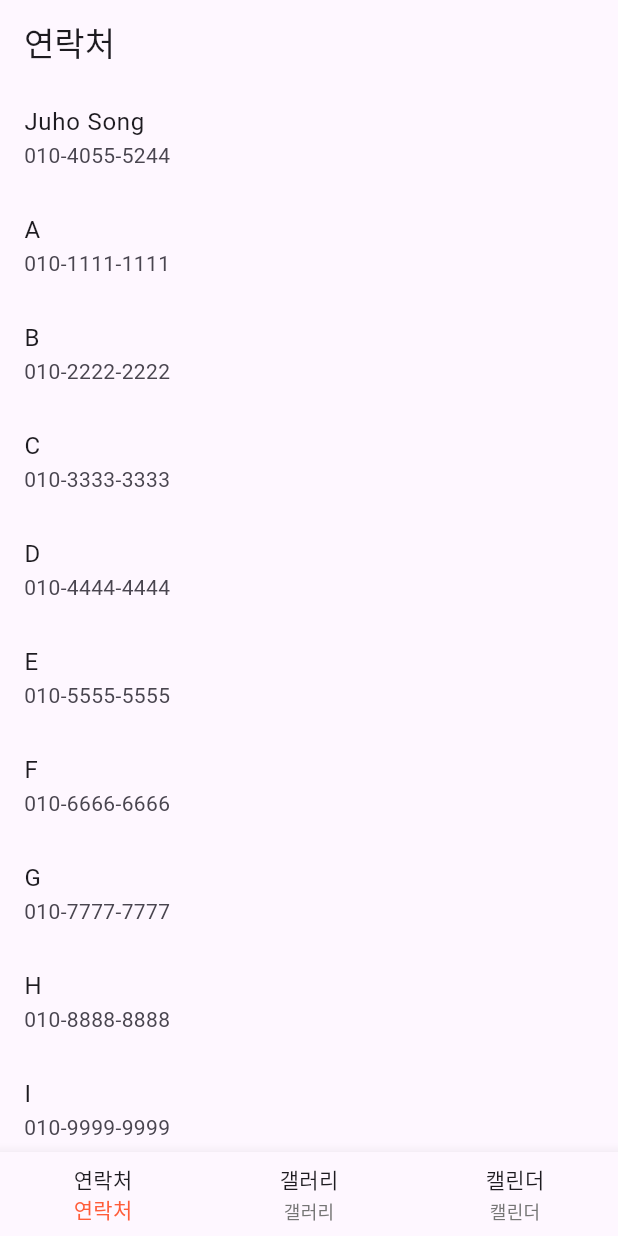
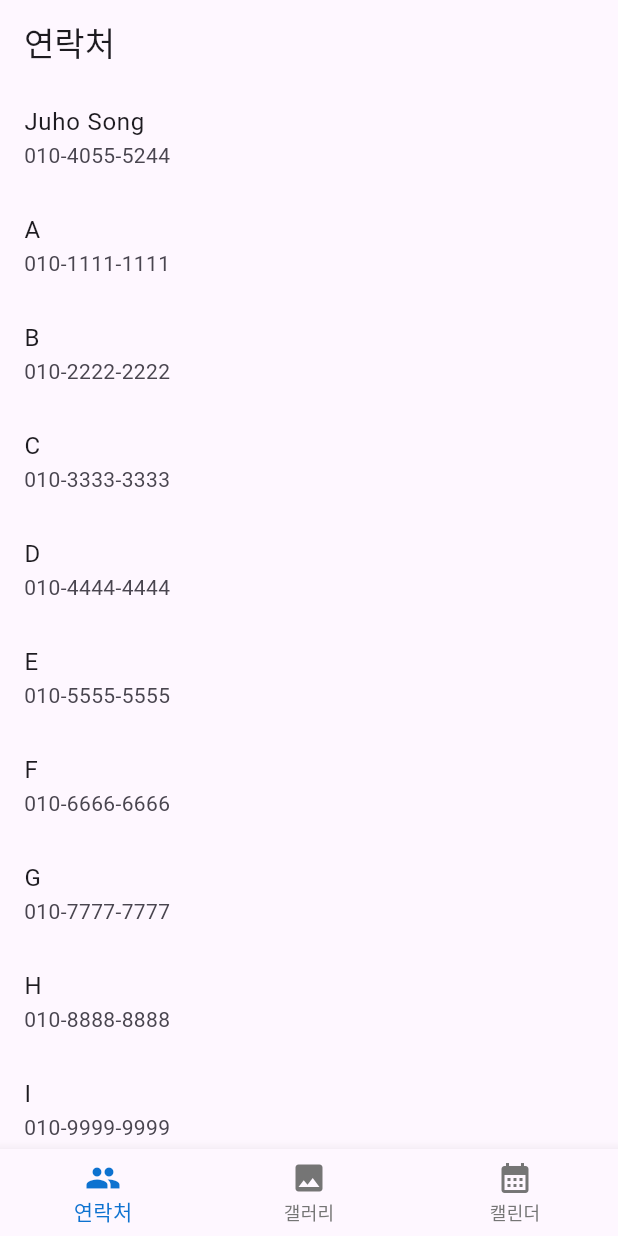
Before and after one commit to jjjh02/madcamp_1week, a Flutter app: the screen it shows after launch, on a phone screen of 412 x 824 dp. Run offline on Flutter 3.47's test engine with Material 3 defaults, Android fonts, the phone set to English and light mode, and no system bars; Roboto replaces fonts that are missing (SUITE).

Commit message:
navigation bar icon 설정

```diff
--- a/lib/NavigationPage.dart
+++ b/lib/NavigationPage.dart
@@ -37,20 +37,20 @@
           child: BottomNavigationBar(
             items: const <BottomNavigationBarItem>[
               BottomNavigationBarItem(
-                icon: Text("연락처"),
+                icon: Icon(Icons.people),
                 label: "연락처",
               ),
               BottomNavigationBarItem(
-                icon: Text("갤러리"),
+                icon: Icon(Icons.image),
                 label: "갤러리",
               ),
               BottomNavigationBarItem(
-                icon: Text("캘린더"),
+                icon: Icon(Icons.calendar_month),
                 label: "캘린더",
               ),
             ],
             currentIndex: _selectedIndex,
-            selectedItemColor: const Color(0xffFF5C39),
+            selectedItemColor: Color.fromARGB(255, 13, 114, 208),
             unselectedItemColor: const Color(0xff757575),
             onTap: _onItemTapped,
             selectedLabelStyle: TextStyle(fontFamily: "SUITE"),
--- a/pubspec.yaml
+++ b/pubspec.yaml
@@ -45,7 +45,7 @@
   # activated in the `analysis_options.yaml` file located at the root of your
   # package. See that file for information about deactivating specific lint
   # rules and activating additional ones.
-  flutter_lints: ^2.0.0
+  flutter_lints: ^3.0.1
 
 # For information on the generic Dart part of this file, see the
 # following page: https://dart.dev/tools/pub/pubspec
```
Also changed, not shown: lib/main.dart (+0 -88 lines), pubspec.lock.
